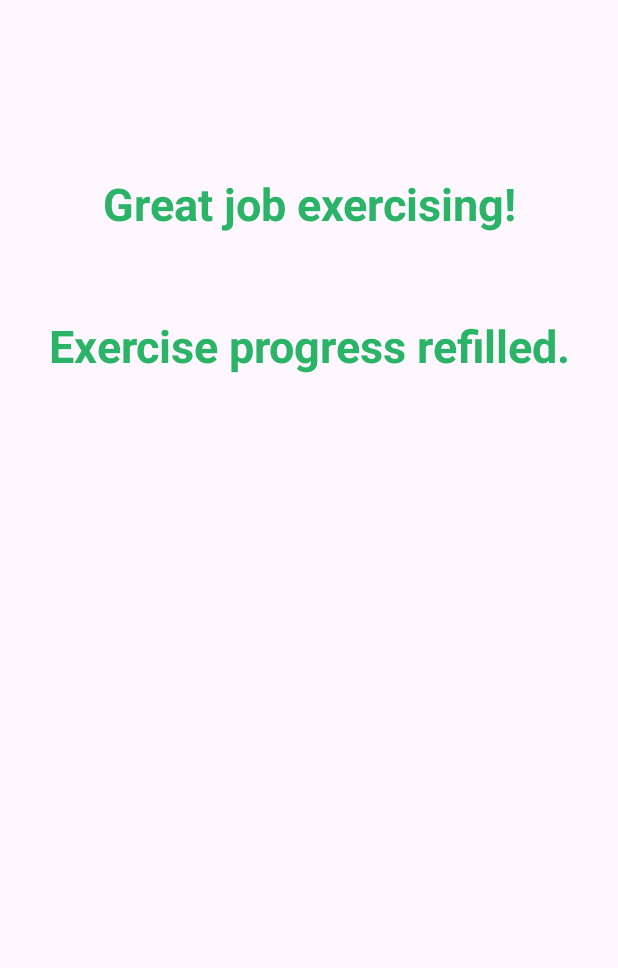
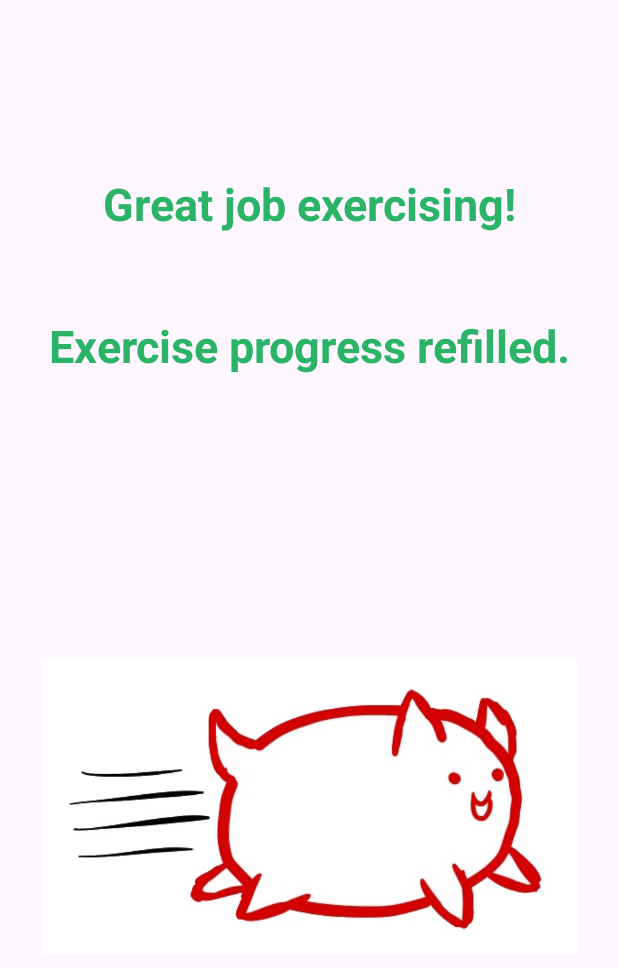
Before and after one commit to wolfs2024/Habit_tracker_application_EC327, an Android app: the ExerciseActivity screen opened directly, with no data from a screen before it, on a phone screen of 412 x 824 dp. Shown: the top 968 px of the screen. Run offline under Robolectric (Android 15) with nearby library versions, the phone set to English and light mode, and no system bars.

Commit message:
"final" looking GUI

```diff
--- a/app/src/main/res/layout/activity_exercise.xml
+++ b/app/src/main/res/layout/activity_exercise.xml
@@ -8,7 +8,7 @@
     tools:context=".ExerciseActivity">
 
     <TextView
-        android:id="@+id/textView4"
+        android:id="@+id/exercise_title"
         android:layout_width="wrap_content"
         android:layout_height="wrap_content"
         android:text="Great job exercising!"
@@ -20,10 +20,11 @@
         app:layout_constraintEnd_toEndOf="parent"
         app:layout_constraintStart_toStartOf="parent"
         app:layout_constraintTop_toTopOf="parent"
-        app:layout_constraintVertical_bias="0.147" />
+        app:layout_constraintVertical_bias="0.147"
+        tools:ignore="HardcodedText" />
 
     <TextView
-        android:id="@+id/textView5"
+        android:id="@+id/exer_description"
         android:layout_width="wrap_content"
         android:layout_height="wrap_content"
         android:layout_marginStart="8dp"
@@ -36,5 +37,19 @@
         android:textStyle="bold"
         app:layout_constraintEnd_toEndOf="parent"
         app:layout_constraintStart_toStartOf="parent"
-        app:layout_constraintTop_toTopOf="parent" />
+        app:layout_constraintTop_toTopOf="parent"
+        tools:ignore="HardcodedText" />
+
+    <ImageView
+        android:id="@+id/imageView2"
+        android:layout_width="357dp"
+        android:layout_height="319dp"
+        android:layout_marginTop="100dp"
+        android:layout_marginBottom="100dp"
+        app:layout_constraintBottom_toBottomOf="parent"
+        app:layout_constraintEnd_toEndOf="parent"
+        app:layout_constraintStart_toStartOf="parent"
+        app:layout_constraintTop_toBottomOf="@+id/exer_description"
+        app:srcCompat="@drawable/exercise"
+        tools:ignore="ContentDescription" />
 </androidx.constraintlayout.widget.ConstraintLayout>
```
Also changed, not shown: app/src/main/res/layout/activity_food.xml (+19 -4 lines), app/src/main/res/layout/activity_main.xml (+14 -1 lines), app/src/main/res/layout/activity_study.xml (+19 -4 lines), app/src/main/res/layout/activity_water.xml (+18 -4 lines), app/src/main/res/drawable/dead.jpg (added), app/src/main/res/drawable/eating.jpg (added), app/src/main/res/drawable/exercise.jpg (added), app/src/main/res/drawable/normal.jpg (added), app/src/main/res/drawable/study.jpg (added), app/src/main/res/drawable/water.jpg (added).
